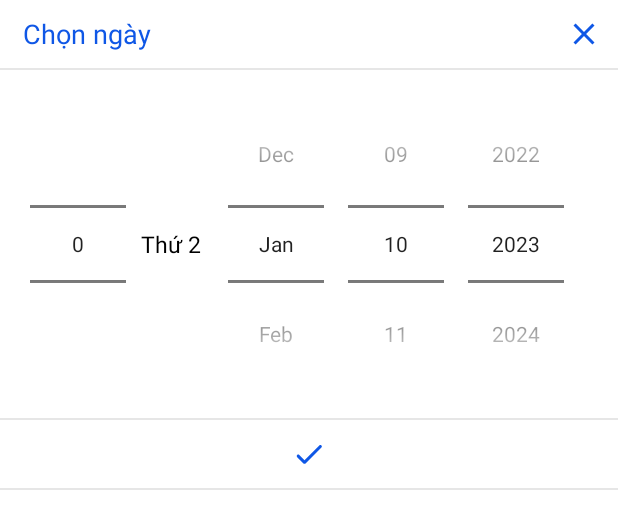
After one commit to trung1999hy/ApplichVanNien, an Android app: the layout date_picker_dialog.xml on its own in the app's theme, with its tools: preview values and no code run, on a phone screen of 412 x 824 dp. The commit adds this screen. Shown: the top 529 px of the screen. Run offline under Robolectric (Android 15) with nearby library versions, the phone set to English and light mode, and no system bars.

Commit message:
implement logic show dialogpicker

```diff
--- a/app/src/main/java/com/example/universalcalendar/common/Constant.kt
+++ b/app/src/main/java/com/example/universalcalendar/common/Constant.kt
@@ -9,7 +9,7 @@ object Constant {
    const val TIME_MILLISECOND_400L = 400L
 
    object Calendar {
-      const val NUMBER_ADD_MONTH_TO_CALENDAR = 100L
+      const val NUMBER_ADD_MONTH_TO_CALENDAR = 1L
       const val NUMBER_ADD_WEEK_TO_CALENDAR = 100L
       val MAP_DAY_WEEK_TITLE: MutableMap<String, String> = mutableMapOf(
          "MONDAY" to "Thứ Hai",
--- a/app/src/main/java/com/example/universalcalendar/extensions/DateUtils.kt
+++ b/app/src/main/java/com/example/universalcalendar/extensions/DateUtils.kt
@@ -13,8 +13,9 @@ import kotlin.math.sin
 object DateUtils {
 
     const val DATE_LOCALE_FORMAT = "yyyy-MM-dd"
+    const val DATE_LOCALE_FORMAT_1 = "yyyyMd"
+    const val DATE_LOCALE_FORMAT_2 = "yyyyMMdd"
     const val WEEK_DAY_FORMAT = "EEEE"
-//    const val DATE_TITLE_FORMAT = "d tháng M, yyyy"
 
     fun convertStringToDate(format: String, dateStr: String?): Date? {
         if (dateStr.isNullOrEmpty())
--- a/app/src/main/java/com/example/universalcalendar/extensions/SharePreference.kt
+++ b/app/src/main/java/com/example/universalcalendar/extensions/SharePreference.kt
@@ -13,7 +13,7 @@ class SharePreference {
     companion object {
         const val MY_PREFERENCES = "MyPrefs"
     }
-    val mPrefs: SharedPreferences = CalendarApplication.getInstance().getSharedPreferences(MY_PREFERENCES, Context.MODE_PRIVATE)
+    val mPrefs: SharedPreferences = CalendarApplication.context().getSharedPreferences(MY_PREFERENCES, Context.MODE_PRIVATE)
 
     fun getQuote(): List<Quotation>? {
         val quoteKey = mPrefs.getString(Constant.KEY_QUOTE, "") ?: ""
--- a/app/src/main/java/com/example/universalcalendar/widgets/DayViewContainer.kt
+++ b/app/src/main/java/com/example/universalcalendar/widgets/DayViewContainer.kt
@@ -1,14 +1,14 @@
 package com.example.universalcalendar.widgets
 
 import android.view.View
-import com.example.universalcalendar.databinding.MonthCalendarDayLayoutBinding
+import com.example.universalcalendar.databinding.CalendarDayLayoutBinding
 import com.kizitonwose.calendar.core.CalendarDay
 import com.kizitonwose.calendar.core.WeekDay
 import com.kizitonwose.calendar.view.ViewContainer
 
 class DayViewContainer(view: View) : ViewContainer(view) {
 
-     val textView = MonthCalendarDayLayoutBinding.bind(view).calendarDayText
+     val textView = CalendarDayLayoutBinding.bind(view).calendarDayText
      lateinit var day: CalendarDay
      lateinit var weekDay: WeekDay
      var onClickDate: (() -> Unit)? = null
--- /dev/null
+++ b/app/src/main/res/drawable/ic_check.xml
@@ -0,0 +1,5 @@
+<vector android:height="24dp" android:tint="#000000"
+    android:viewportHeight="24" android:viewportWidth="24"
+    android:width="24dp" xmlns:android="http://schemas.android.com/apk/res/android">
+    <path android:fillColor="@android:color/white" android:pathData="M9,16.17L5.53,12.7c-0.39,-0.39 -1.02,-0.39 -1.41,0 -0.39,0.39 -0.39,1.02 0,1.41l4.18,4.18c0.39,0.39 1.02,0.39 1.41,0L20.29,7.71c0.39,-0.39 0.39,-1.02 0,-1.41 -0.39,-0.39 -1.02,-0.39 -1.41,0L9,16.17z"/>
+</vector>
--- /dev/null
+++ b/app/src/main/res/drawable/ic_x_close.xml
@@ -0,0 +1,5 @@
+<vector android:height="24dp" android:tint="#000000"
+    android:viewportHeight="24" android:viewportWidth="24"
+    android:width="24dp" xmlns:android="http://schemas.android.com/apk/res/android">
+    <path android:fillColor="@android:color/white" android:pathData="M19,6.41L17.59,5 12,10.59 6.41,5 5,6.41 10.59,12 5,17.59 6.41,19 12,13.41 17.59,19 19,17.59 13.41,12z"/>
+</vector>
--- /dev/null
+++ b/app/src/main/res/layout/date_picker_dialog.xml
@@ -0,0 +1,117 @@
+<?xml version="1.0" encoding="utf-8"?>
+<LinearLayout xmlns:android="http://schemas.android.com/apk/res/android"
+    xmlns:app="http://schemas.android.com/apk/res-auto"
+    xmlns:tools="http://schemas.android.com/tools"
+    android:layout_width="match_parent"
+    android:layout_height="wrap_content"
+    android:orientation="vertical">
+
+    <LinearLayout
+        android:layout_width="match_parent"
+        android:layout_height="wrap_content"
+        android:gravity="center_vertical"
+        android:padding="5dp"
+        android:paddingStart="15dp"
+        app:layout_constraintTop_toTopOf="parent">
+
+        <TextView
+            android:id="@+id/tv_date_picker_title"
+            android:layout_width="0dp"
+            android:layout_height="wrap_content"
+            android:layout_weight="2"
+            android:gravity="left"
+            android:text="Chọn ngày"
+            android:textColor="@color/dark_blue"
+            android:textSize="18dp"
+            app:layout_constraintBottom_toBottomOf="parent"
+            app:layout_constraintEnd_toEndOf="parent"
+            app:layout_constraintStart_toStartOf="parent"
+            app:layout_constraintTop_toTopOf="parent" />
+
+        <ImageView
+            android:id="@+id/ic_close_date_picker"
+            android:layout_width="wrap_content"
+            android:layout_height="wrap_content"
+            android:padding="5dp"
+            android:scaleType="center"
+            android:src="@drawable/ic_x_close"
+            app:tint="@color/dark_blue" />
+    </LinearLayout>
+
+    <View
+        android:layout_width="match_parent"
+        android:layout_height="1dp"
+        android:background="@color/line_border_grey"
+        app:layout_constraintBottom_toBottomOf="parent" />
+
+    <androidx.constraintlayout.widget.ConstraintLayout
+        android:layout_width="match_parent"
+        android:layout_height="wrap_content"
+        android:padding="10dp">
+
+        <NumberPicker
+            android:id="@+id/tv_date_picker_type"
+            android:layout_width="wrap_content"
+            android:layout_height="wrap_content"
+            android:gravity="left"
+            android:textColor="@color/black"
+            android:textSize="15dp"
+            app:layout_constraintBottom_toBottomOf="@id/datePicker"
+            app:layout_constraintEnd_toStartOf="@+id/tv_date_picker_day_of_week"
+            app:layout_constraintStart_toStartOf="parent"
+            app:layout_constraintTop_toTopOf="@+id/datePicker" />
+
+        <TextView
+            android:id="@+id/tv_date_picker_day_of_week"
+            android:layout_width="wrap_content"
+            android:layout_height="wrap_content"
+            android:gravity="left"
+            android:textColor="@color/black"
+            android:textSize="15dp"
+            app:layout_constraintBottom_toBottomOf="@id/datePicker"
+            app:layout_constraintEnd_toStartOf="@+id/datePicker"
+            app:layout_constraintStart_toEndOf="@+id/tv_date_picker_type"
+            app:layout_constraintTop_toTopOf="@+id/datePicker"
+            tools:text="Thứ 2" />
+
+
+        <DatePicker
+            android:id="@+id/datePicker"
+            android:layout_width="wrap_content"
+            android:layout_height="wrap_content"
+            android:calendarViewShown="false"
+            android:datePickerMode="spinner"
+            app:layout_constraintEnd_toEndOf="parent"
+            app:layout_constraintStart_toEndOf="@id/tv_date_picker_day_of_week"
+            app:layout_constraintTop_toTopOf="parent" />
+    </androidx.constraintlayout.widget.ConstraintLayout>
+
+    <View
+        android:layout_width="match_parent"
+        android:layout_height="1dp"
+        android:background="@color/line_border_grey"
+        app:layout_constraintBottom_toBottomOf="parent" />
+
+    <TableRow
+        android:id="@+id/ic_check_date"
+        android:layout_width="match_parent"
+        android:layout_height="wrap_content"
+        android:gravity="center">
+
+        <ImageView
+            android:layout_width="wrap_content"
+            android:layout_height="wrap_content"
+            android:layout_marginTop="5dp"
+            android:layout_marginBottom="5dp"
+            android:padding="5dp"
+            android:src="@drawable/ic_check"
+            app:tint="@color/dark_blue" />
+    </TableRow>
+
+    <View
+        android:layout_width="match_parent"
+        android:layout_height="1dp"
+        android:background="@color/line_border_grey"
+        app:layout_constraintBottom_toBottomOf="parent" />
+
+</LinearLayout>
```
Also changed, not shown: app/src/main/java/com/example/universalcalendar/ui/base/BaseDialog.kt (added, +65 -0 lines), app/src/main/java/com/example/universalcalendar/ui/dialog/DatePickerDialog.kt (added, +110 -0 lines), app/src/main/java/com/example/universalcalendar/ui/feature/monthcalendar/MonthCalendarFragment.kt (+22 -2 lines), app/src/main/res/layout/activity_splash.xml (+10 -1 lines), app/src/main/res/drawable/ic_calendar.png (added).
